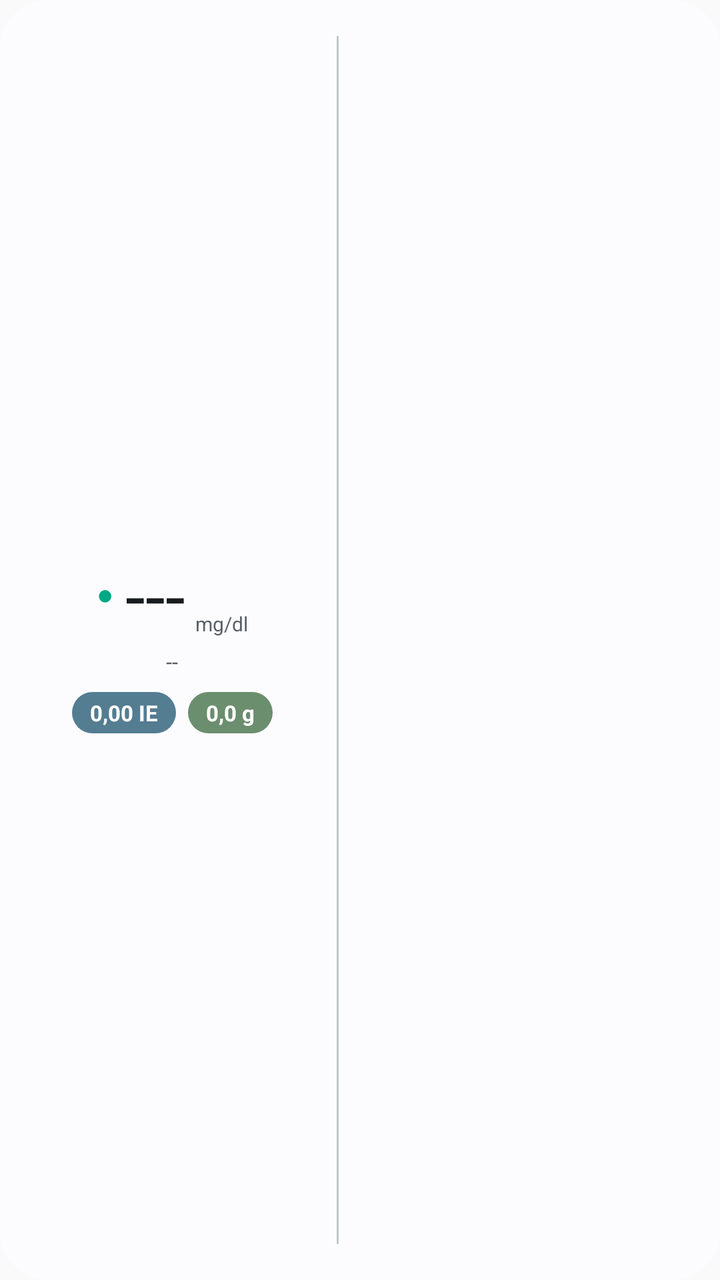
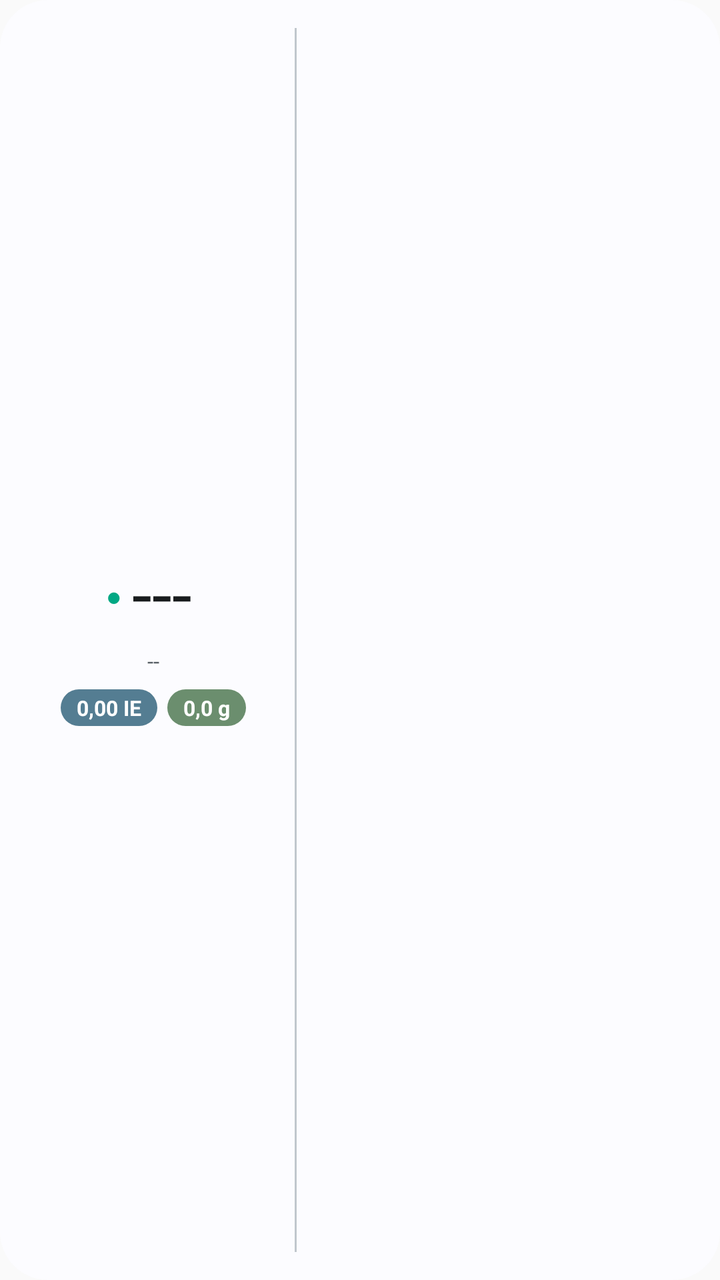

An Android layout rendered at two revisions. The XML below is the earlier revision; the diff shows what the commit changed to produce the second picture.
<!-- AndroidManifest.xml: application theme Theme.EasyBolus -->
<!-- res/layout/widget_easybolus.xml -->
<?xml version="1.0" encoding="utf-8"?>
<LinearLayout xmlns:android="http://schemas.android.com/apk/res/android"
    android:id="@+id/widget_root"
    android:layout_width="match_parent"
    android:layout_height="match_parent"
    android:background="@drawable/widget_bg"
    android:orientation="horizontal"
    android:gravity="center_vertical"
    android:padding="12dp">

    
    <LinearLayout
        android:layout_width="0dp"
        android:layout_height="wrap_content"
        android:layout_weight="1"
        android:orientation="vertical"
        android:gravity="center_horizontal">

        <LinearLayout
            android:layout_width="wrap_content"
            android:layout_height="wrap_content"
            android:orientation="horizontal"
            android:gravity="center_vertical">

            <TextView
                android:id="@+id/widget_status_dot"
                android:layout_width="wrap_content"
                android:layout_height="wrap_content"
                android:text="●"
                android:textSize="14sp"
                android:textColor="#00A884"
                android:layout_marginEnd="6dp" />

            <TextView
                android:id="@+id/widget_bg_value"
                android:layout_width="wrap_content"
                android:layout_height="wrap_content"
                android:text="---"
                android:textSize="36sp"
                android:textStyle="normal"
                android:fontFeatureSettings="tnum"
                android:textColor="@color/widget_text_primary" />

            <LinearLayout
                android:layout_width="wrap_content"
                android:layout_height="wrap_content"
                android:orientation="vertical"
                android:gravity="center_horizontal"
                android:layout_marginStart="5dp">

                <TextView
                    android:id="@+id/widget_trend"
                    android:layout_width="wrap_content"
                    android:layout_height="wrap_content"
                    android:text=""
                    android:textSize="22sp"
                    android:textColor="@color/widget_text_primary" />

                <TextView
                    android:id="@+id/widget_unit"
                    android:layout_width="wrap_content"
                    android:layout_height="wrap_content"
                    android:text="mg/dl"
                    android:textSize="10sp"
                    android:textColor="@color/widget_text_secondary" />
            </LinearLayout>
        </LinearLayout>

        <TextView
            android:id="@+id/widget_subtitle"
            android:layout_width="wrap_content"
            android:layout_height="wrap_content"
            android:text="--"
            android:textSize="11sp"
            android:maxLines="1"
            android:ellipsize="end"
            android:fontFeatureSettings="tnum"
            android:textColor="@color/widget_text_secondary"
            android:layout_marginTop="2dp" />

        <LinearLayout
            android:layout_width="wrap_content"
            android:layout_height="wrap_content"
            android:orientation="horizontal"
            android:gravity="center"
            android:layout_marginTop="8dp">

            <TextView
                android:id="@+id/widget_iob"
                android:layout_width="wrap_content"
                android:layout_height="wrap_content"
                android:background="@drawable/widget_pill_iob"
                android:paddingStart="9dp"
                android:paddingEnd="9dp"
                android:paddingTop="3dp"
                android:paddingBottom="3dp"
                android:text="0,00 IE"
                android:textSize="11sp"
                android:textStyle="bold"
                android:fontFeatureSettings="tnum"
                android:textColor="#FFFFFF" />

            <TextView
                android:id="@+id/widget_cob"
                android:layout_width="wrap_content"
                android:layout_height="wrap_content"
                android:background="@drawable/widget_pill_cob"
                android:paddingStart="9dp"
                android:paddingEnd="9dp"
                android:paddingTop="3dp"
                android:paddingBottom="3dp"
                android:layout_marginStart="6dp"
                android:text="0,0 g"
                android:textSize="11sp"
                android:textStyle="bold"
                android:fontFeatureSettings="tnum"
                android:textColor="#FFFFFF" />
        </LinearLayout>
    </LinearLayout>

    
    <ImageView
        android:layout_width="1dp"
        android:layout_height="match_parent"
        android:layout_marginStart="8dp"
        android:layout_marginEnd="8dp"
        android:layout_marginTop="6dp"
        android:layout_marginBottom="6dp"
        android:background="@color/widget_divider"
        android:contentDescription="@null" />

    
    <ImageView
        android:id="@+id/widget_chart_image"
        android:layout_width="0dp"
        android:layout_height="match_parent"
        android:layout_weight="1.15"
        android:scaleType="fitCenter"
        android:contentDescription="@string/app_name" />
</LinearLayout>
<!-- resources referenced by this layout -->
<resources>
  <color name="widget_divider">#E0E3E8</color>
  <color name="widget_text_primary">#1F1F1F</color>
  <color name="widget_text_secondary">#5F6368</color>
  <!-- drawable widget_bg (drawable) -->
  <?xml version="1.0" encoding="utf-8"?>
  <shape xmlns:android="http://schemas.android.com/apk/res/android"
      android:shape="rectangle">
      <solid android:color="@color/widget_background" />
      <corners android:radius="24dp" />
  </shape>
  <!-- drawable widget_pill_cob (drawable) -->
  <?xml version="1.0" encoding="utf-8"?>
  <shape xmlns:android="http://schemas.android.com/apk/res/android"
      android:shape="rectangle">
      <solid android:color="@color/widget_pill_cob" />
      <corners android:radius="50dp" />
  </shape>
  <!-- drawable widget_pill_iob (drawable) -->
  <?xml version="1.0" encoding="utf-8"?>
  <shape xmlns:android="http://schemas.android.com/apk/res/android"
      android:shape="rectangle">
      <solid android:color="@color/widget_pill_iob" />
      <corners android:radius="50dp" />
  </shape>
  <string name="app_name">easyBOLUS</string>
  <style name="Theme.EasyBolus" parent="android:Theme.Material.Light.NoActionBar" />
  <color name="widget_background">#F8F9FC</color>
  <color name="widget_pill_cob">#6B8E6E</color>
  <color name="widget_pill_iob">#547D92</color>
</resources>

<!-- the commit's change to res/layout/widget_easybolus.xml (unified diff, before → after) -->
@@ -6,13 +6,16 @@
     android:background="@drawable/widget_bg"
     android:orientation="horizontal"
     android:gravity="center_vertical"
-    android:padding="12dp">
+    android:paddingStart="12dp"
+    android:paddingEnd="8dp"
+    android:paddingTop="10dp"
+    android:paddingBottom="10dp">
 
     
     <LinearLayout
         android:layout_width="0dp"
         android:layout_height="wrap_content"
-        android:layout_weight="1"
+        android:layout_weight="0.95"
         android:orientation="vertical"
         android:gravity="center_horizontal">
 
@@ -27,9 +30,9 @@
                 android:layout_width="wrap_content"
                 android:layout_height="wrap_content"
                 android:text="●"
-                android:textSize="14sp"
+                android:textSize="13sp"
                 android:textColor="#00A884"
-                android:layout_marginEnd="6dp" />
+                android:layout_marginEnd="5dp" />
 
             <TextView
                 android:id="@+id/widget_bg_value"
@@ -38,32 +41,19 @@
                 android:text="---"
                 android:textSize="36sp"
                 android:textStyle="normal"
+                android:includeFontPadding="false"
                 android:fontFeatureSettings="tnum"
                 android:textColor="@color/widget_text_primary" />
 
-            <LinearLayout
+            <TextView
+                android:id="@+id/widget_trend"
                 android:layout_width="wrap_content"
                 android:layout_height="wrap_content"
-                android:orientation="vertical"
-                android:gravity="center_horizontal"
-                android:layout_marginStart="5dp">
-
-                <TextView
-                    android:id="@+id/widget_trend"
-                    android:layout_width="wrap_content"
-                    android:layout_height="wrap_content"
-                    android:text=""
-                    android:textSize="22sp"
-                    android:textColor="@color/widget_text_primary" />
-
-                <TextView
-                    android:id="@+id/widget_unit"
-                    android:layout_width="wrap_content"
-                    android:layout_height="wrap_content"
-                    android:text="mg/dl"
-                    android:textSize="10sp"
-                    android:textColor="@color/widget_text_secondary" />
-            </LinearLayout>
+                android:layout_marginStart="4dp"
+                android:text=""
+                android:textSize="24sp"
+                android:includeFontPadding="false"
+                android:textColor="@color/widget_text_primary" />
         </LinearLayout>
 
         <TextView
@@ -76,26 +66,26 @@
             android:ellipsize="end"
             android:fontFeatureSettings="tnum"
             android:textColor="@color/widget_text_secondary"
-            android:layout_marginTop="2dp" />
+            android:layout_marginTop="4dp" />
 
         <LinearLayout
             android:layout_width="wrap_content"
             android:layout_height="wrap_content"
             android:orientation="horizontal"
             android:gravity="center"
-            android:layout_marginTop="8dp">
+            android:layout_marginTop="7dp">
 
             <TextView
                 android:id="@+id/widget_iob"
                 android:layout_width="wrap_content"
                 android:layout_height="wrap_content"
                 android:background="@drawable/widget_pill_iob"
-                android:paddingStart="9dp"
-                android:paddingEnd="9dp"
-                android:paddingTop="3dp"
-                android:paddingBottom="3dp"
+                android:paddingStart="8dp"
+                android:paddingEnd="8dp"
+                android:paddingTop="2dp"
+                android:paddingBottom="2dp"
                 android:text="0,00 IE"
-                android:textSize="11sp"
+                android:textSize="10.5sp"
                 android:textStyle="bold"
                 android:fontFeatureSettings="tnum"
                 android:textColor="#FFFFFF" />
@@ -105,13 +95,13 @@
                 android:layout_width="wrap_content"
                 android:layout_height="wrap_content"
                 android:background="@drawable/widget_pill_cob"
-                android:paddingStart="9dp"
-                android:paddingEnd="9dp"
-                android:paddingTop="3dp"
-                android:paddingBottom="3dp"
-                android:layout_marginStart="6dp"
+                android:paddingStart="8dp"
+                android:paddingEnd="8dp"
+                android:paddingTop="2dp"
+                android:paddingBottom="2dp"
+                android:layout_marginStart="5dp"
                 android:text="0,0 g"
-                android:textSize="11sp"
+                android:textSize="10.5sp"
                 android:textStyle="bold"
                 android:fontFeatureSettings="tnum"
                 android:textColor="#FFFFFF" />
@@ -122,10 +112,10 @@
     <ImageView
         android:layout_width="1dp"
         android:layout_height="match_parent"
-        android:layout_marginStart="8dp"
-        android:layout_marginEnd="8dp"
-        android:layout_marginTop="6dp"
-        android:layout_marginBottom="6dp"
+        android:layout_marginStart="6dp"
+        android:layout_marginEnd="6dp"
+        android:layout_marginTop="4dp"
+        android:layout_marginBottom="4dp"
         android:background="@color/widget_divider"
         android:contentDescription="@null" />
 
@@ -134,7 +124,7 @@
         android:id="@+id/widget_chart_image"
         android:layout_width="0dp"
         android:layout_height="match_parent"
-        android:layout_weight="1.15"
-        android:scaleType="fitCenter"
+        android:layout_weight="1.45"
+        android:scaleType="fitXY"
         android:contentDescription="@string/app_name" />
 </LinearLayout>
